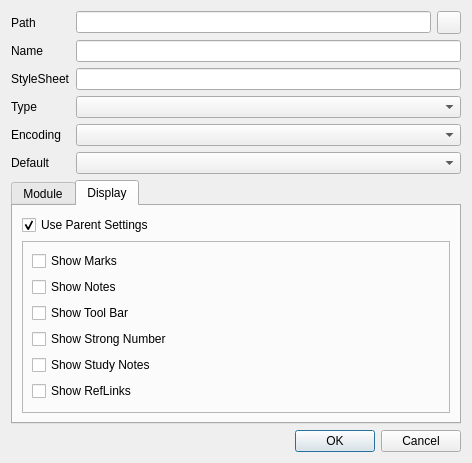
The window that src/ui/dialog/moduleconfigdialog.ui (metaxy/openBibleViewer) describes before a commit, drawn with Qt 5.
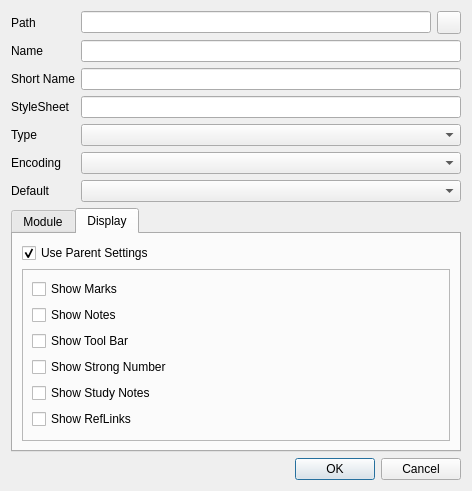
The same window after the commit. Icons and pictures are not drawn.

Patch:
```diff
--- a/src/ui/dialog/moduleconfigdialog.ui
+++ b/src/ui/dialog/moduleconfigdialog.ui
@@ -7,7 +7,7 @@
     <x>0</x>
     <y>0</y>
     <width>472</width>
-    <height>419</height>
+    <height>442</height>
    </rect>
   </property>
   <property name="windowTitle">
@@ -54,46 +54,56 @@
      <item row="1" column="1">
       <widget class="QLineEdit" name="lineEdit_name"/>
      </item>
-     <item row="3" column="0">
+     <item row="6" column="0">
       <widget class="QLabel" name="label_3">
        <property name="text">
         <string>Type</string>
        </property>
       </widget>
      </item>
-     <item row="3" column="1">
+     <item row="6" column="1">
       <widget class="QComboBox" name="comboBox_type"/>
      </item>
-     <item row="4" column="0">
+     <item row="7" column="0">
       <widget class="QLabel" name="label_11">
        <property name="text">
         <string>Encoding</string>
        </property>
       </widget>
      </item>
-     <item row="4" column="1">
+     <item row="7" column="1">
       <widget class="QComboBox" name="comboBox_encoding"/>
      </item>
-     <item row="2" column="0">
+     <item row="3" column="0">
       <widget class="QLabel" name="label_10">
        <property name="text">
         <string>StyleSheet</string>
        </property>
       </widget>
      </item>
-     <item row="2" column="1">
+     <item row="3" column="1">
       <widget class="QLineEdit" name="lineEdit_styleSheet"/>
      </item>
-     <item row="5" column="0">
+     <item row="8" column="0">
       <widget class="QLabel" name="label_8">
        <property name="text">
         <string>Default</string>
        </property>
       </widget>
      </item>
-     <item row="5" column="1">
+     <item row="8" column="1">
       <widget class="QComboBox" name="comboBox_defaultModule"/>
      </item>
+     <item row="2" column="0">
+      <widget class="QLabel" name="label_9">
+       <property name="text">
+        <string>Short Name</string>
+       </property>
+      </widget>
+     </item>
+     <item row="2" column="1">
+      <widget class="QLineEdit" name="lineEdit_shortName"/>
+     </item>
     </layout>
    </item>
    <item>
```
